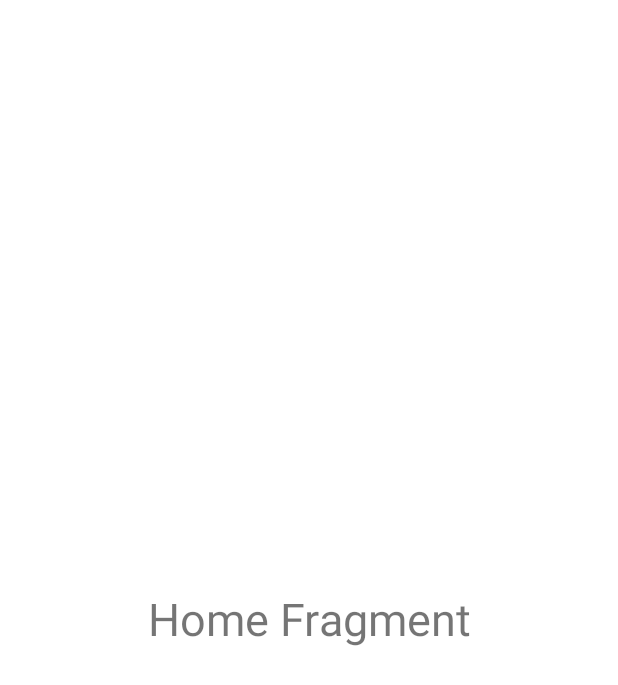
After one commit to Nanuer/client, an Android app: the fragment HomeFragment shown on its own in the app's theme, on a phone screen of 412 x 824 dp. The commit adds this screen. Shown: the top 685 px of the screen. Run offline under Robolectric (Android 15) with nearby library versions, the phone set to English and light mode, and no system bars.

Commit message:
add bottom navigation view to main activity

```diff
--- /dev/null
+++ b/app/src/main/java/com/example/nanuer/HomeFragment.kt
@@ -0,0 +1,21 @@
+package com.example.nanuer
+
+import android.os.Bundle
+import android.view.LayoutInflater
+import android.view.View
+import android.view.ViewGroup
+import androidx.fragment.app.Fragment
+import com.example.nanuer.databinding.FragmentHomeBinding
+
+class HomeFragment : Fragment(){
+    lateinit var binding: FragmentHomeBinding
+
+    override fun onCreateView(
+        inflater: LayoutInflater,
+        container: ViewGroup?,
+        savedInstanceState: Bundle?
+    ): View? {
+        binding = FragmentHomeBinding.inflate(inflater,container,false)
+        return binding.root
+    }
+}
--- /dev/null
+++ b/app/src/main/res/layout/fragment_home.xml
@@ -0,0 +1,18 @@
+<?xml version="1.0" encoding="utf-8"?>
+<androidx.constraintlayout.widget.ConstraintLayout xmlns:android="http://schemas.android.com/apk/res/android"
+    android:layout_width="match_parent"
+    android:layout_height="match_parent"
+    xmlns:app="http://schemas.android.com/apk/res-auto">
+
+    <TextView
+        android:layout_width="wrap_content"
+        android:layout_height="wrap_content"
+        android:textSize="30dp"
+        android:text="Home Fragment"
+        app:layout_constraintStart_toStartOf="parent"
+        app:layout_constraintEnd_toEndOf="parent"
+        app:layout_constraintTop_toTopOf="parent"
+        app:layout_constraintBottom_toBottomOf="parent"
+        />
+
+</androidx.constraintlayout.widget.ConstraintLayout>
```
Also changed, not shown: app/src/main/java/com/example/nanuer/ChatFragment.kt (added, +21 -0 lines), app/src/main/java/com/example/nanuer/MainActivity.kt (+41 -0 lines), app/src/main/java/com/example/nanuer/MypageFragment.kt (added, +21 -0 lines), app/src/main/java/com/example/nanuer/PostFragment.kt (added, +21 -0 lines), app/src/main/res/layout/activity_main.xml (+20 -10 lines), app/src/main/res/layout/fragment_chat.xml (added, +18 -0 lines), app/src/main/res/layout/fragment_mypage.xml (added, +18 -0 lines), app/src/main/res/layout/fragment_post.xml (added, +18 -0 lines), app/src/main/res/menu/bottom_nav_menu.xml (added, +34 -0 lines), app/src/main/res/drawable/chat.png (added), app/src/main/res/drawable/home.png (added), app/src/main/res/drawable/mypage.png (added), app/src/main/res/drawable/plus.png (added), app/src/main/res/drawable/post.png (added).
